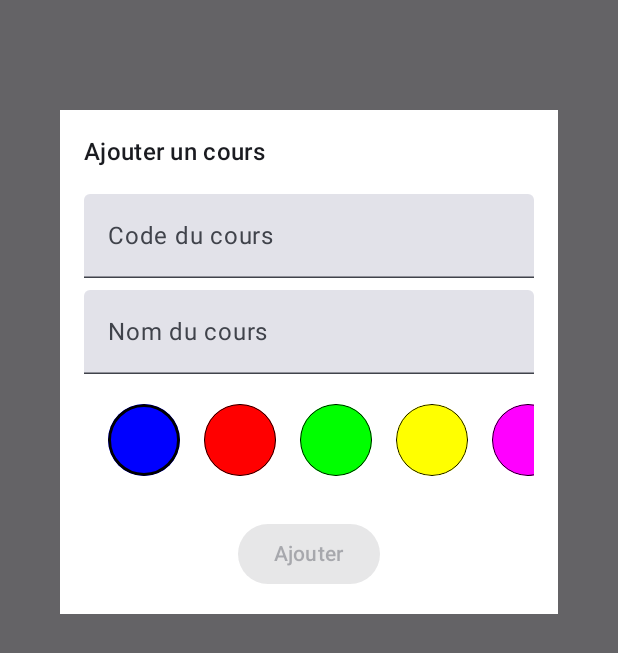
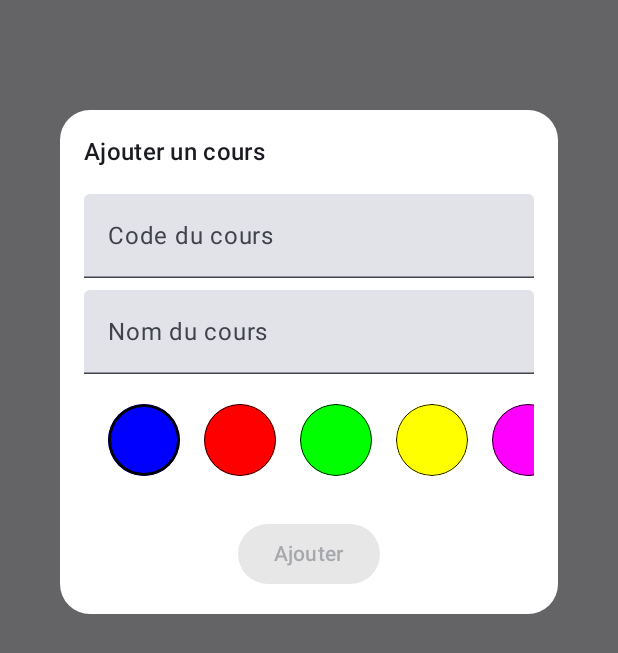
Before and after one commit to nathanbkng/P4, an Android app built with Jetpack Compose: the screen it shows after launch (MainActivity), after a tap on "Ajouter un cours", on a phone screen of 412 x 824 dp. Shown: the part 256-909 px from the top of the screen. Run offline under Robolectric (Android 15) with nearby library versions, the phone set to English and light mode, and no system bars; our stand-ins replace Room's generated code; 1 other tap on this screen came first.

Commit message:
refactor - update style surface

```diff
--- a/NFFrontend/app/src/main/java/com/example/nf_frontend/screens/homescreen/composant/addcourse/AddCourseForm.kt
+++ b/NFFrontend/app/src/main/java/com/example/nf_frontend/screens/homescreen/composant/addcourse/AddCourseForm.kt
@@ -1,6 +1,7 @@
 package com.example.nf_frontend.screens.homescreen.composant.addcourse
 
 import androidx.compose.foundation.layout.*
+import androidx.compose.foundation.shape.RoundedCornerShape
 import androidx.compose.material3.Button
 import androidx.compose.material3.ExperimentalMaterial3Api
 import androidx.compose.material3.MaterialTheme
@@ -24,7 +25,7 @@ fun AddCourseForm(
     var courseName by remember { mutableStateOf("") }
     var selectedColor by remember { mutableStateOf(Color.Blue.toArgb()) }
 
-    Surface(color = Color.White) {
+    Surface(color = Color.White, shape = RoundedCornerShape(20.dp)) {
         Column(
             modifier = Modifier
                 .padding(16.dp)
```
